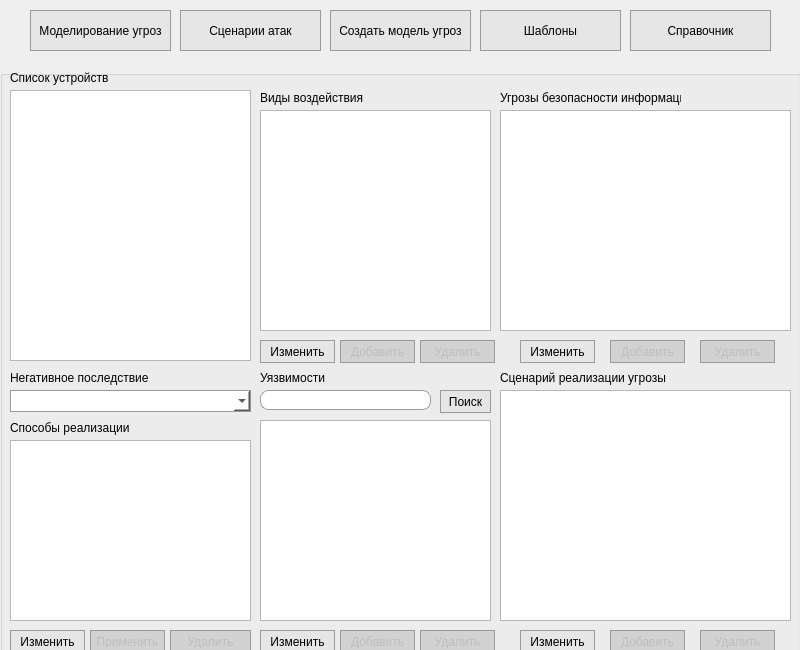
First picture: the form in py_ui/EngineerWindow.ui, repository TartarugZ/ThreatModel, before the edit.
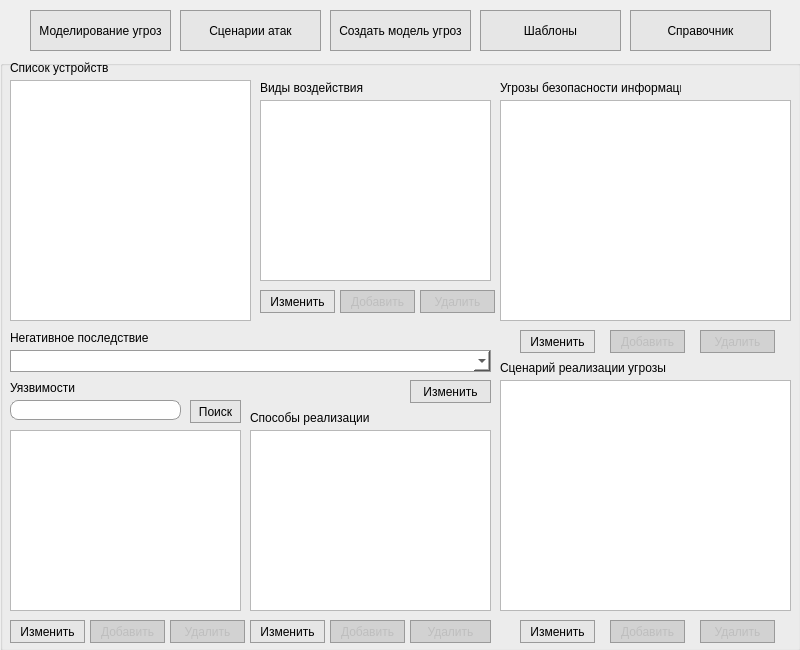
Second picture: the form after the edit.

Patch:
```diff
--- a/py_ui/EngineerWindow.ui
+++ b/py_ui/EngineerWindow.ui
@@ -131,9 +131,9 @@
     <property name="geometry">
      <rect>
       <x>0</x>
-      <y>70</y>
+      <y>60</y>
       <width>801</width>
-      <height>601</height>
+      <height>611</height>
      </rect>
     </property>
     <widget class="QWidget" name="modeling_page">
@@ -152,7 +152,7 @@
       <widget class="QLabel" name="label_6">
        <property name="geometry">
         <rect>
-         <x>10</x>
+         <x>250</x>
          <y>350</y>
          <width>201</width>
          <height>16</height>
@@ -165,7 +165,7 @@
       <widget class="QPushButton" name="realization_change_btn">
        <property name="geometry">
         <rect>
-         <x>10</x>
+         <x>250</x>
          <y>560</y>
          <width>75</width>
          <height>23</height>
@@ -179,7 +179,7 @@
        <property name="geometry">
         <rect>
          <x>10</x>
-         <y>300</y>
+         <y>270</y>
          <width>201</width>
          <height>16</height>
         </rect>
@@ -197,18 +197,8 @@
          <height>231</height>
         </rect>
        </property>
-      </widget>
-      <widget class="QPushButton" name="vulnerability_change_btn">
-       <property name="geometry">
-        <rect>
-         <x>260</x>
-         <y>560</y>
-         <width>75</width>
-         <height>23</height>
-        </rect>
-       </property>
-       <property name="text">
-        <string>Изменить</string>
+       <property name="wordWrap">
+        <bool>true</bool>
        </property>
       </widget>
       <widget class="QPushButton" name="threat_delete_btn">
@@ -227,24 +217,11 @@
         <string>Удалить</string>
        </property>
       </widget>
-      <widget class="QPushButton" name="vulnerability_search_btn">
-       <property name="geometry">
-        <rect>
-         <x>440</x>
-         <y>320</y>
-         <width>51</width>
-         <height>23</height>
-        </rect>
-       </property>
-       <property name="text">
-        <string>Поиск</string>
-       </property>
-      </widget>
       <widget class="QPushButton" name="impact_change_btn">
        <property name="geometry">
         <rect>
          <x>260</x>
-         <y>270</y>
+         <y>230</y>
          <width>75</width>
          <height>23</height>
         </rect>
@@ -259,7 +236,7 @@
        </property>
        <property name="geometry">
         <rect>
-         <x>170</x>
+         <x>410</x>
          <y>560</y>
          <width>81</width>
          <height>23</height>
@@ -288,14 +265,14 @@
        </property>
        <property name="geometry">
         <rect>
-         <x>90</x>
+         <x>330</x>
          <y>560</y>
          <width>75</width>
          <height>23</height>
         </rect>
        </property>
        <property name="text">
-        <string>Применить</string>
+        <string>Добавить</string>
        </property>
       </widget>
       <widget class="QPushButton" name="threat_change_btn">
@@ -356,41 +333,18 @@
         <string>Добавить</string>
        </property>
       </widget>
-      <widget class="QPushButton" name="vulnerability_delete_btn">
-       <property name="enabled">
-        <bool>false</bool>
-       </property>
-       <property name="geometry">
-        <rect>
-         <x>420</x>
-         <y>560</y>
-         <width>75</width>
-         <height>23</height>
-        </rect>
-       </property>
-       <property name="text">
-        <string>Удалить</string>
-       </property>
-      </widget>
-      <widget class="QListWidget" name="vulnerability_list">
-       <property name="geometry">
-        <rect>
-         <x>260</x>
-         <y>350</y>
-         <width>231</width>
-         <height>201</height>
-        </rect>
-       </property>
-      </widget>
       <widget class="QListWidget" name="realization_way_list">
        <property name="geometry">
         <rect>
-         <x>10</x>
+         <x>250</x>
          <y>370</y>
          <width>241</width>
          <height>181</height>
         </rect>
        </property>
+       <property name="wordWrap">
+        <bool>true</bool>
+       </property>
       </widget>
       <widget class="QLabel" name="label_2">
        <property name="geometry">
@@ -405,22 +359,6 @@
         <string>Список устройств</string>
        </property>
       </widget>
-      <widget class="QPushButton" name="vulnerability_add_btn">
-       <property name="enabled">
-        <bool>false</bool>
-       </property>
-       <property name="geometry">
-        <rect>
-         <x>340</x>
-         <y>560</y>
-         <width>75</width>
-         <height>23</height>
-        </rect>
-       </property>
-       <property name="text">
-        <string>Добавить</string>
-       </property>
-      </widget>
       <widget class="QLabel" name="label_3">
        <property name="geometry">
         <rect>
@@ -459,6 +397,9 @@
          <height>221</height>
         </rect>
        </property>
+       <property name="wordWrap">
+        <bool>true</bool>
+       </property>
       </widget>
       <widget class="QListWidget" name="device_list">
        <property name="geometry">
@@ -466,7 +407,7 @@
          <x>10</x>
          <y>20</y>
          <width>241</width>
-         <height>271</height>
+         <height>241</height>
         </rect>
        </property>
       </widget>
@@ -487,8 +428,8 @@
        <property name="geometry">
         <rect>
          <x>10</x>
-         <y>320</y>
-         <width>241</width>
+         <y>290</y>
+         <width>481</width>
          <height>22</height>
         </rect>
        </property>
@@ -500,7 +441,7 @@
        <property name="geometry">
         <rect>
          <x>420</x>
-         <y>270</y>
+         <y>230</y>
          <width>75</width>
          <height>23</height>
         </rect>
@@ -515,9 +456,12 @@
          <x>260</x>
          <y>40</y>
          <width>231</width>
-         <height>221</height>
+         <height>181</height>
         </rect>
        </property>
+       <property name="wordWrap">
+        <bool>true</bool>
+       </property>
       </widget>
       <widget class="QPushButton" name="impact_add_btn">
        <property name="enabled">
@@ -526,7 +470,7 @@
        <property name="geometry">
         <rect>
          <x>340</x>
-         <y>270</y>
+         <y>230</y>
          <width>75</width>
          <height>23</height>
         </rect>
@@ -535,29 +479,113 @@
         <string>Добавить</string>
        </property>
       </widget>
-      <widget class="QLabel" name="label_8">
+      <widget class="QPushButton" name="pushButton_4">
        <property name="geometry">
         <rect>
-         <x>260</x>
-         <y>300</y>
-         <width>201</width>
-         <height>16</height>
+         <x>410</x>
+         <y>320</y>
+         <width>81</width>
+         <height>23</height>
         </rect>
        </property>
        <property name="text">
-        <string>Уязвимости</string>
+        <string>Изменить</string>
+       </property>
+      </widget>
+      <widget class="QPushButton" name="vulnerability_search_btn">
+       <property name="geometry">
+        <rect>
+         <x>190</x>
+         <y>340</y>
+         <width>51</width>
+         <height>23</height>
+        </rect>
+       </property>
+       <property name="text">
+        <string>Поиск</string>
        </property>
       </widget>
       <widget class="QLineEdit" name="vulnerability_search_le">
        <property name="geometry">
         <rect>
-         <x>260</x>
-         <y>320</y>
+         <x>10</x>
+         <y>340</y>
          <width>171</width>
          <height>20</height>
         </rect>
        </property>
       </widget>
+      <widget class="QPushButton" name="vulnerability_change_btn">
+       <property name="geometry">
+        <rect>
+         <x>10</x>
+         <y>560</y>
+         <width>75</width>
+         <height>23</height>
+        </rect>
+       </property>
+       <property name="text">
+        <string>Изменить</string>
+       </property>
+      </widget>
+      <widget class="QPushButton" name="vulnerability_delete_btn">
+       <property name="enabled">
+        <bool>false</bool>
+       </property>
+       <property name="geometry">
+        <rect>
+         <x>170</x>
+         <y>560</y>
+         <width>75</width>
+         <height>23</height>
+        </rect>
+       </property>
+       <property name="text">
+        <string>Удалить</string>
+       </property>
+      </widget>
+      <widget class="QLabel" name="label_8">
+       <property name="geometry">
+        <rect>
+         <x>10</x>
+         <y>320</y>
+         <width>201</width>
+         <height>16</height>
+        </rect>
+       </property>
+       <property name="text">
+        <string>Уязвимости</string>
+       </property>
+      </widget>
+      <widget class="QListWidget" name="vulnerability_list">
+       <property name="geometry">
+        <rect>
+         <x>10</x>
+         <y>370</y>
+         <width>231</width>
+         <height>181</height>
+        </rect>
+       </property>
+       <property name="wordWrap">
+        <bool>true</bool>
+       </property>
+      </widget>
+      <widget class="QPushButton" name="vulnerability_add_btn">
+       <property name="enabled">
+        <bool>false</bool>
+       </property>
+       <property name="geometry">
+        <rect>
+         <x>90</x>
+         <y>560</y>
+         <width>75</width>
+         <height>23</height>
+        </rect>
+       </property>
+       <property name="text">
+        <string>Добавить</string>
+       </property>
+      </widget>
      </widget>
     </widget>
     <widget class="QWidget" name="scenario_page">
```
Left out of the diff: 37 changed lines with no effect on the pictures.
